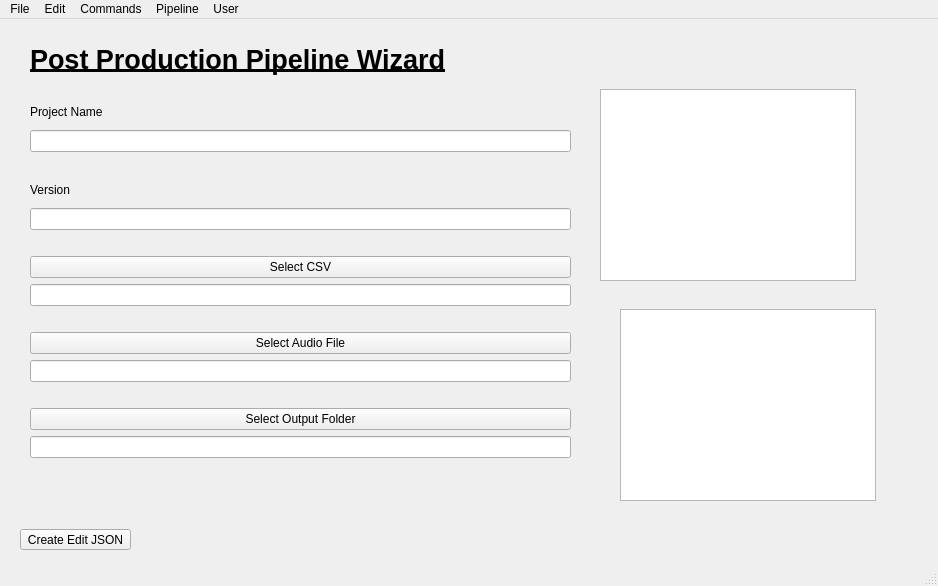
This is code/qt/VLTPipeline/form.ui in vltmedia/VLTPipeline as Qt 5 draws it before an edit. The edited form follows.
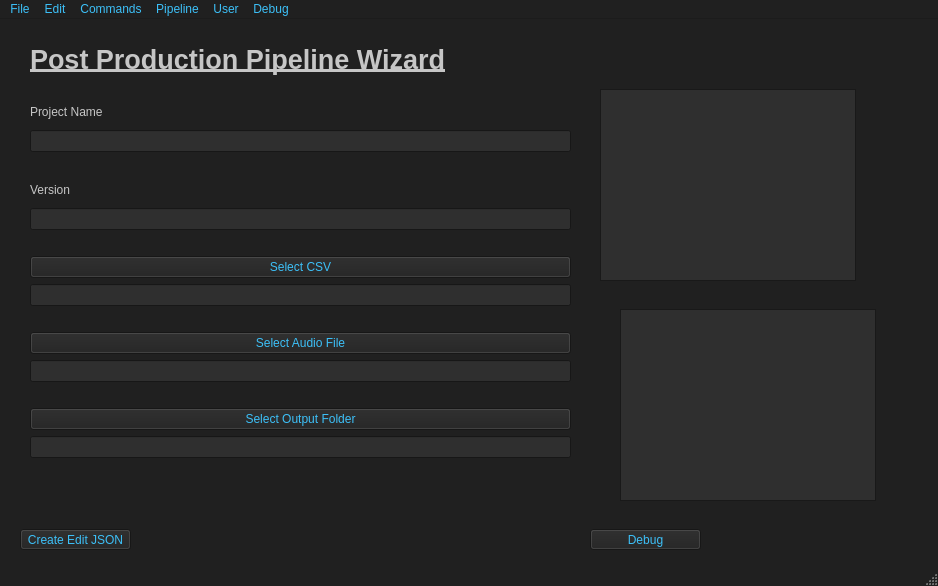
This is the edited form.

Patch:
```diff
--- a/code/qt/VLTPipeline/form.ui
+++ b/code/qt/VLTPipeline/form.ui
@@ -10,6 +10,394 @@
     <height>586</height>
    </rect>
   </property>
+  <property name="palette">
+   <palette>
+    <active>
+     <colorrole role="WindowText">
+      <brush brushstyle="SolidPattern">
+       <color alpha="255">
+        <red>198</red>
+        <green>198</green>
+        <blue>198</blue>
+       </color>
+      </brush>
+     </colorrole>
+     <colorrole role="Button">
+      <brush brushstyle="SolidPattern">
+       <color alpha="255">
+        <red>33</red>
+        <green>33</green>
+        <blue>33</blue>
+       </color>
+      </brush>
+     </colorrole>
+     <colorrole role="Light">
+      <brush brushstyle="SolidPattern">
+       <color alpha="255">
+        <red>0</red>
+        <green>0</green>
+        <blue>0</blue>
+       </color>
+      </brush>
+     </colorrole>
+     <colorrole role="Midlight">
+      <brush brushstyle="SolidPattern">
+       <color alpha="255">
+        <red>186</red>
+        <green>186</green>
+        <blue>186</blue>
+       </color>
+      </brush>
+     </colorrole>
+     <colorrole role="Dark">
+      <brush brushstyle="SolidPattern">
+       <color alpha="255">
+        <red>113</red>
+        <green>113</green>
+        <blue>113</blue>
+       </color>
+      </brush>
+     </colorrole>
+     <colorrole role="Mid">
+      <brush brushstyle="SolidPattern">
+       <color alpha="255">
+        <red>107</red>
+        <green>107</green>
+        <blue>107</blue>
+       </color>
+      </brush>
+     </colorrole>
+     <colorrole role="Text">
+      <brush brushstyle="SolidPattern">
+       <color alpha="255">
+        <red>199</red>
+        <green>202</green>
+        <blue>5</blue>
+       </color>
+      </brush>
+     </colorrole>
+     <colorrole role="BrightText">
+      <brush brushstyle="SolidPattern">
+       <color alpha="255">
+        <red>194</red>
+        <green>194</green>
+        <blue>194</blue>
+       </color>
+      </brush>
+     </colorrole>
+     <colorrole role="ButtonText">
+      <brush brushstyle="SolidPattern">
+       <color alpha="255">
+        <red>60</red>
+        <green>192</green>
+        <blue>248</blue>
+       </color>
+      </brush>
+     </colorrole>
+     <colorrole role="Base">
+      <brush brushstyle="SolidPattern">
+       <color alpha="255">
+        <red>47</red>
+        <green>47</green>
+        <blue>47</blue>
+       </color>
+      </brush>
+     </colorrole>
+     <colorrole role="Window">
+      <brush brushstyle="SolidPattern">
+       <color alpha="255">
+        <red>32</red>
+        <green>32</green>
+        <blue>32</blue>
+       </color>
+      </brush>
+     </colorrole>
+     <colorrole role="HighlightedText">
+      <brush brushstyle="SolidPattern">
+       <color alpha="255">
+        <red>223</red>
+        <green>217</green>
+        <blue>35</blue>
+       </color>
+      </brush>
+     </colorrole>
+     <colorrole role="AlternateBase">
+      <brush brushstyle="SolidPattern">
+       <color alpha="255">
+        <red>234</red>
+        <green>234</green>
+        <blue>234</blue>
+       </color>
+      </brush>
+     </colorrole>
+     <colorrole role="PlaceholderText">
+      <brush brushstyle="SolidPattern">
+       <color alpha="128">
+        <red>199</red>
+        <green>202</green>
+        <blue>5</blue>
+       </color>
+      </brush>
+     </colorrole>
+    </active>
+    <inactive>
+     <colorrole role="WindowText">
+      <brush brushstyle="SolidPattern">
+       <color alpha="255">
+        <red>198</red>
+        <green>198</green>
+        <blue>198</blue>
+       </color>
+      </brush>
+     </colorrole>
+     <colorrole role="Button">
+      <brush brushstyle="SolidPattern">
+       <color alpha="255">
+        <red>33</red>
+        <green>33</green>
+        <blue>33</blue>
+       </color>
+      </brush>
+     </colorrole>
+     <colorrole role="Light">
+      <brush brushstyle="SolidPattern">
+       <color alpha="255">
+        <red>0</red>
+        <green>0</green>
+        <blue>0</blue>
+       </color>
+      </brush>
+     </colorrole>
+     <colorrole role="Midlight">
+      <brush brushstyle="SolidPattern">
+       <color alpha="255">
+        <red>186</red>
+        <green>186</green>
+        <blue>186</blue>
+       </color>
+      </brush>
+     </colorrole>
+     <colorrole role="Dark">
+      <brush brushstyle="SolidPattern">
+       <color alpha="255">
+        <red>113</red>
+        <green>113</green>
+        <blue>113</blue>
+       </color>
+      </brush>
+     </colorrole>
+     <colorrole role="Mid">
+      <brush brushstyle="SolidPattern">
+       <color alpha="255">
+        <red>107</red>
+        <green>107</green>
+        <blue>107</blue>
+       </color>
+      </brush>
+     </colorrole>
+     <colorrole role="Text">
+      <brush brushstyle="SolidPattern">
+       <color alpha="255">
+        <red>199</red>
+        <green>202</green>
+        <blue>5</blue>
+       </color>
+      </brush>
+     </colorrole>
+     <colorrole role="BrightText">
+      <brush brushstyle="SolidPattern">
+       <color alpha="255">
+        <red>194</red>
+        <green>194</green>
+        <blue>194</blue>
+       </color>
+      </brush>
+     </colorrole>
+     <colorrole role="ButtonText">
+      <brush brushstyle="SolidPattern">
+       <color alpha="255">
+        <red>60</red>
+        <green>192</green>
+        <blue>248</blue>
+       </color>
+      </brush>
+     </colorrole>
+     <colorrole role="Base">
+      <brush brushstyle="SolidPattern">
+       <color alpha="255">
+        <red>47</red>
+        <green>47</green>
+        <blue>47</blue>
+       </color>
+      </brush>
+     </colorrole>
+     <colorrole role="Window">
+      <brush brushstyle="SolidPattern">
+       <color alpha="255">
+        <red>32</red>
+        <green>32</green>
+        <blue>32</blue>
+       </color>
+      </brush>
+     </colorrole>
+     <colorrole role="HighlightedText">
+      <brush brushstyle="SolidPattern">
+       <color alpha="255">
+        <red>223</red>
+        <green>217</green>
+        <blue>35</blue>
+       </color>
+      </brush>
+     </colorrole>
+     <colorrole role="AlternateBase">
+      <brush brushstyle="SolidPattern">
+       <color alpha="255">
+        <red>234</red>
+        <green>234</green>
+        <blue>234</blue>
+       </color>
+      </brush>
+     </colorrole>
+     <colorrole role="PlaceholderText">
+      <brush brushstyle="SolidPattern">
+       <color alpha="128">
+        <red>199</red>
+        <green>202</green>
+        <blue>5</blue>
+       </color>
+      </brush>
+     </colorrole>
+    </inactive>
+    <disabled>
+     <colorrole role="WindowText">
+      <brush brushstyle="SolidPattern">
+       <color alpha="255">
+        <red>113</red>
+        <green>113</green>
+        <blue>113</blue>
+       </color>
+      </brush>
+     </colorrole>
+     <colorrole role="Button">
+      <brush brushstyle="SolidPattern">
+       <color alpha="255">
+        <red>33</red>
+        <green>33</green>
+        <blue>33</blue>
+       </color>
+      </brush>
+     </colorrole>
+     <colorrole role="Light">
+      <brush brushstyle="SolidPattern">
+       <color alpha="255">
+        <red>0</red>
+        <green>0</green>
+        <blue>0</blue>
+       </color>
+      </brush>
+     </colorrole>
+     <colorrole role="Midlight">
+      <brush brushstyle="SolidPattern">
+       <color alpha="255">
+        <red>186</red>
+        <green>186</green>
+        <blue>186</blue>
+       </color>
+      </brush>
+     </colorrole>
+     <colorrole role="Dark">
+      <brush brushstyle="SolidPattern">
+       <color alpha="255">
+        <red>113</red>
+        <green>113</green>
+        <blue>113</blue>
+       </color>
+      </brush>
+     </colorrole>
+     <colorrole role="Mid">
+      <brush brushstyle="SolidPattern">
+       <color alpha="255">
+        <red>107</red>
+        <green>107</green>
+        <blue>107</blue>
+       </color>
+      </brush>
+     </colorrole>
+     <colorrole role="Text">
+      <brush brushstyle="SolidPattern">
+       <color alpha="255">
+        <red>113</red>
+        <green>113</green>
+        <blue>113</blue>
+       </color>
+      </brush>
+     </colorrole>
+     <colorrole role="BrightText">
+      <brush brushstyle="SolidPattern">
+       <color alpha="255">
+        <red>194</red>
+        <green>194</green>
+        <blue>194</blue>
+       </color>
+      </brush>
+     </colorrole>
+     <colorrole role="ButtonText">
+      <brush brushstyle="SolidPattern">
+       <color alpha="255">
+        <red>113</red>
+        <green>113</green>
+        <blue>113</blue>
+       </color>
+      </brush>
+     </colorrole>
+     <colorrole role="Base">
+      <brush brushstyle="SolidPattern">
+       <color alpha="255">
+        <red>32</red>
+        <green>32</green>
+        <blue>32</blue>
+       </color>
+      </brush>
+     </colorrole>
+     <colorrole role="Window">
+      <brush brushstyle="SolidPattern">
+       <color alpha="255">
+        <red>32</red>
+        <green>32</green>
+        <blue>32</blue>
+       </color>
+      </brush>
+     </colorrole>
+     <colorrole role="HighlightedText">
+      <brush brushstyle="SolidPattern">
+       <color alpha="255">
+        <red>223</red>
+        <green>217</green>
+        <blue>35</blue>
+       </color>
+      </brush>
+     </colorrole>
+     <colorrole role="AlternateBase">
+      <brush brushstyle="SolidPattern">
+       <color alpha="255">
+        <red>234</red>
+        <green>234</green>
+        <blue>234</blue>
+       </color>
+      </brush>
+     </colorrole>
+     <colorrole role="PlaceholderText">
+      <brush brushstyle="SolidPattern">
+       <color alpha="128">
+        <red>244</red>
+        <green>244</green>
+        <blue>244</blue>
+       </color>
+      </brush>
+     </colorrole>
+    </disabled>
+   </palette>
+  </property>
   <property name="windowTitle">
    <string>mainwindow</string>
   </property>
@@ -215,6 +603,19 @@
      </rect>
     </property>
    </widget>
+   <widget class="QPushButton" name="pushButton_7">
+    <property name="geometry">
+     <rect>
+      <x>590</x>
+      <y>510</y>
+      <width>111</width>
+      <height>21</height>
+     </rect>
+    </property>
+    <property name="text">
+     <string>Debug</string>
+    </property>
+   </widget>
   </widget>
   <widget class="QMenuBar" name="menubar">
    <property name="geometry">
@@ -285,11 +686,26 @@
     </property>
     <addaction name="actionRefresh_User"/>
    </widget>
+   <widget class="QMenu" name="menuDebug">
+    <property name="title">
+     <string>Debug</string>
+    </property>
+    <widget class="QMenu" name="menuRun_Test">
+     <property name="title">
+      <string>Run Test</string>
+     </property>
+     <addaction name="action1"/>
+     <addaction name="action2"/>
+     <addaction name="action3"/>
+    </widget>
+    <addaction name="menuRun_Test"/>
+   </widget>
    <addaction name="menuFile"/>
    <addaction name="menuEdit"/>
    <addaction name="menuCommands"/>
    <addaction name="menuPipeline"/>
    <addaction name="menuUser"/>
+   <addaction name="menuDebug"/>
   </widget>
   <widget class="QStatusBar" name="statusbar"/>
   <action name="actionLoad_Config">
```
Left out of the diff: 15 changed lines with no effect on the pictures.
